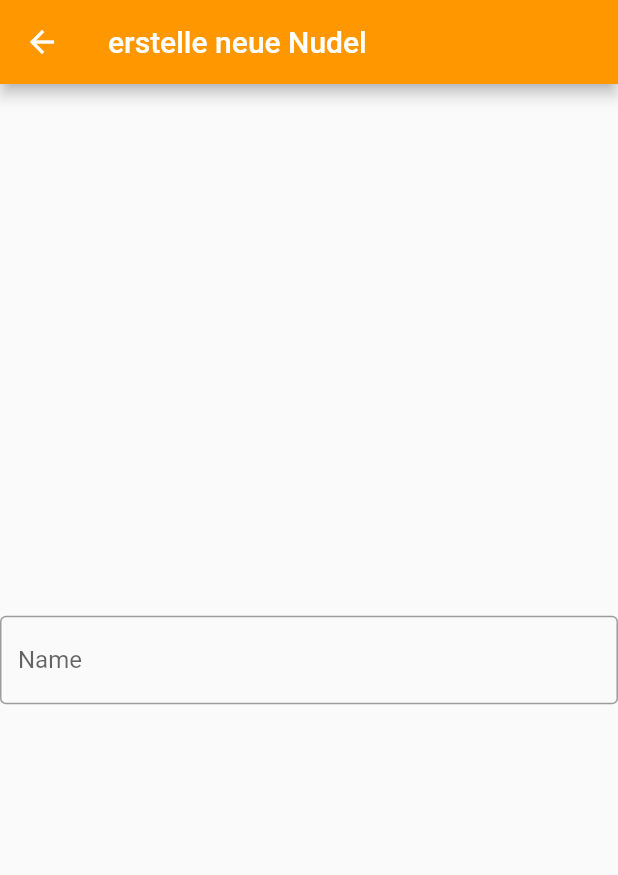
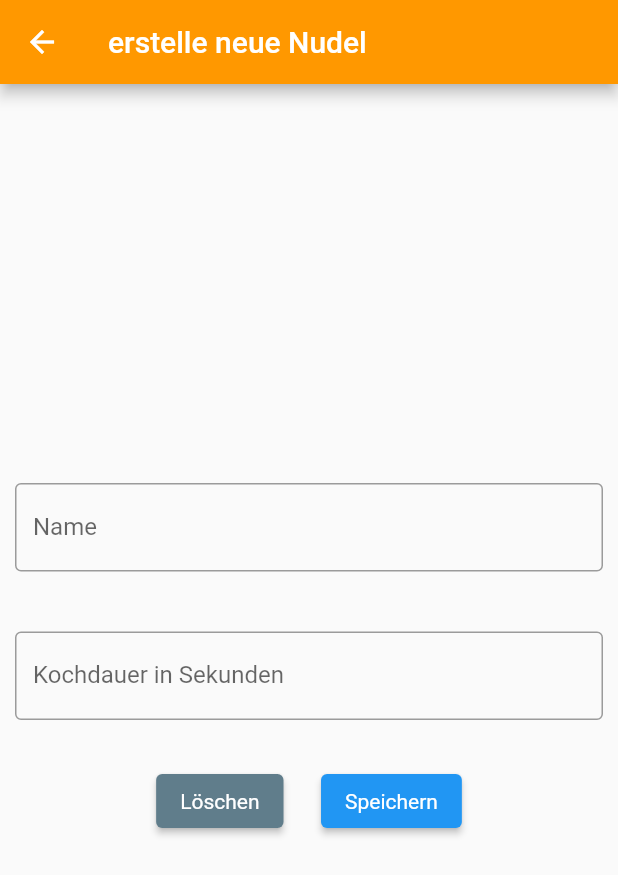
Before and after one commit to Kneschtie/Nudel_App, a Flutter app: the screen it shows after launch, tab 2 chosen, after a tap on the "add" icon, on a phone screen of 412 x 824 dp. Shown: the top 875 px of the screen. Run offline on Flutter 3.47's test engine with Material 2 defaults, Android fonts, the phone set to English and light mode, and no system bars; our stand-ins replace hive, hive_flutter; missing offline and left inert: dart:ffi; accounts and stored records are empty.

Commit message:
Changes to be committed: 	modified:   nudel_app/lib/main.dart 	modified:   nudel_app/lib/page/addnoodle.dart

```diff
--- a/nudel_app/lib/main.dart
+++ b/nudel_app/lib/main.dart
@@ -1,7 +1,4 @@
-
-
 import 'dart:ffi';
-
 import 'package:flutter/material.dart';
 import 'package:nudel_app/page/addnoodle.dart';
 import 'package:nudel_app/page/einstellungen.dart';
@@ -11,20 +8,21 @@ import 'package:nudel_app/widgets.dart';
 import 'package:hive/hive.dart';
 import 'package:hive_flutter/hive_flutter.dart';
 
+int x = 0;
+  int y = 0;
 
 
 
 void main() async{
 
   WidgetsFlutterBinding.ensureInitialized();
-  int x = 0;
-  int test = 1;
-  int y = 0;
+
+
   await Hive.initFlutter();
   var box = await Hive.openBox('NudelSpeicher');
-  print(box.get('Nudel $test'));
-  box.put('Nudel $test', 'hallo');
-  print(box.get('Nudel 1'));
+
+
+
 
   while((box.get('Nudel  $x')!=null )|| (box.get('Nudel $y+1)') != null)){ //Falls mal eine Nudel herausgelöscht wurde
     x++;
@@ -33,10 +31,10 @@ void main() async{
 
   }
 
-  var NudelArray = new Array(x,4); // IM ersten Teil ist der Name, im Zweiten die zu kochende Zeit, im Dritten wann zuletzt gekocht wurde (4. ist dann für das Zugehörige Bild)
+   // IM ersten Teil ist der Name, im Zweiten die zu kochende Zeit, im Dritten wann zuletzt gekocht wurde (4. ist dann für das Zugehörige Bild)
   for(int i=0; i<x; i++){
-    if(box.get('Nudel  $x') != null){ //Falls ein leeres Element da war, die nächsten Elemente nach vorn Verschieben
-
+    if(box.get('Nudel  $i') != null){ //Falls ein leeres Element da war, die nächsten Elemente nach vorn Verschieben
+      //NudelArray(i , 1) = box.get('Nudel  $i');
     }
 
   }
@@ -54,15 +52,13 @@ class NudelApp extends StatefulWidget {
   State<NudelApp> createState() => _NudelAppState();
 }
 
-class Nudelmanager{
-
 
   String NudelanPlatz(int z){
     return ("test");
   }
 
 
-}
+
 
 class _NudelAppState extends State<NudelApp> {
 
--- a/nudel_app/lib/page/addnoodle.dart
+++ b/nudel_app/lib/page/addnoodle.dart
@@ -1,5 +1,7 @@
+
 
 import 'package:flutter/material.dart';
+import 'package:flutter/services.dart';
 import 'package:nudel_app/main.dart';
 
 
@@ -10,6 +12,12 @@ class Addnoodles extends StatelessWidget{
 
   @override
   Widget build(BuildContext context){
+
+
+    int valuetime = 0;
+    String valuename = '';
+
+
     return MaterialApp(
       home: Scaffold(
         appBar: AppBar(
@@ -32,9 +40,11 @@ class Addnoodles extends StatelessWidget{
 
 
    body: Form(
-    key:  _neuesKey,
+    key:_neuesKey,
+    child: Padding(padding: const EdgeInsets.all(10),
     child: Column(
       mainAxisAlignment: MainAxisAlignment.start,
+
       children: <Widget> [
         Spacer(flex: 1,),
       TextFormField(
@@ -45,22 +55,81 @@ class Addnoodles extends StatelessWidget{
           border: OutlineInputBorder(),
           ),
         ),
+        SizedBox(height: 40,),
+        TextFormField(
+          keyboardType: TextInputType.number,
+          decoration: InputDecoration(
+            labelText: 'Kochdauer in Sekunden',
+            border: OutlineInputBorder(),
+
+          ),
+        validator: zahlValidator,
+        inputFormatters: <TextInputFormatter>[
+           FilteringTextInputFormatter.digitsOnly,
+
+        ],
+
+        ),
+        SizedBox(height: 30,),
+        Row(
+          mainAxisAlignment: MainAxisAlignment.center,
+          children: <Widget>[
+           ElevatedButton(
+            style: ElevatedButton.styleFrom(
+              primary: Colors.blueGrey,
+              textStyle: TextStyle(color: Colors.white),
+            ),
+            onPressed: (){
+              runApp(NudelApp());
+            },
+            child: Text('Löschen'),
+           ),
+           SizedBox(width: 25,),
+           ElevatedButton(
+                        style: ElevatedButton.styleFrom(
+                            primary: Colors.blue,
+                            textStyle: TextStyle(color: Colors.white)),
+                        onPressed: () {
+ /*                         // Wenn alle Validatoren der Felder des Formulars gültig sind.
+                          if (_neuesKey.currentState.validate()) {
+                             print(
+                               "Formular ist gültig und kann verarbeitet werden");
+                          } else {
+                            print("Formular ist nicht gültig");
+                          }
+                          */
+                        },
+                        child: Text('Speichern'),
+                      )
+
+
+          ],
+        ),
         Spacer(flex: 1,)
 
 
 
       ],
-    )
+    ),
 
 
+    ),
    ),
 
       ),
     );
   }
 
+ String zahlValidator(value) {
+    var zahl = int.tryParse(value.toString()) ?? 0;
+    if (zahl % 2 == 0) {
+      return 'Es sind nur ungerade Zahlen erlaubt';
+    }
+    return '';
+  }
+}
 
-}
+
 
 
 /*
```
